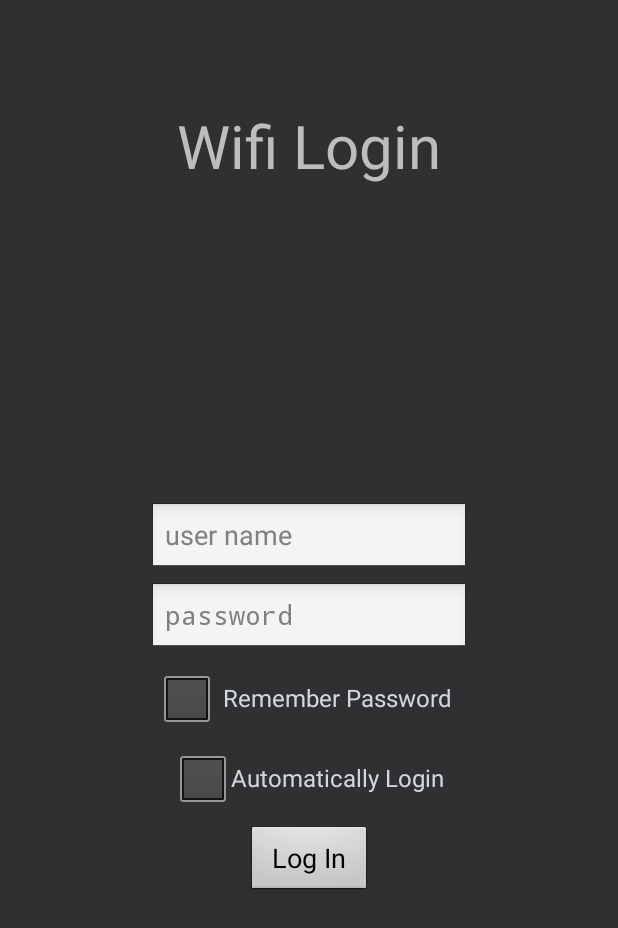
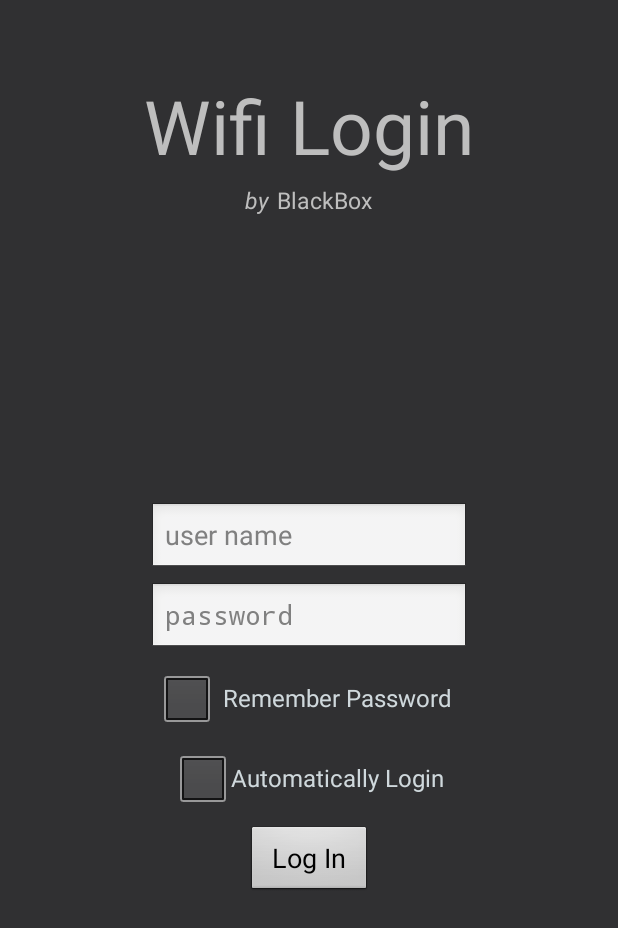
Before and after one commit to 1raghavmahajan/Proxy_Login, an Android app: the layout activity_main.xml on its own in the app's theme, with its tools: preview values and no code run, on a phone screen of 412 x 824 dp. Shown: the top 928 px of the screen. Run offline under Robolectric (Android 15) with nearby library versions, the phone set to English and light mode, and no system bars.

Commit message:
- UI tweaks

```diff
--- a/app/build.gradle
+++ b/app/build.gradle
@@ -9,6 +9,7 @@ android {
         targetSdkVersion 25
         versionCode 1
         versionName "1.0"
+        testInstrumentationRunner 'android.support.test.runner.AndroidJUnitRunner'
     }
     buildTypes {
         release {
@@ -26,4 +27,7 @@ dependencies {
     compile 'com.android.support:appcompat-v7:25.3.1'
     compile 'com.android.volley:volley:1.0.0'
     compile 'com.android.support.constraint:constraint-layout:1.0.2'
+    androidTestCompile 'com.android.support.test.espresso:espresso-core:2.2.2', {
+        exclude group: 'com.android.support', module: 'support-annotations'
+    }
 }
--- a/app/src/main/java/com/BlackBox/Wifi_Login/Splash_Screen.java
+++ b/app/src/main/java/com/BlackBox/Wifi_Login/Splash_Screen.java
@@ -6,8 +6,9 @@ import android.os.Bundle;
 import android.os.Handler;
 
 public class Splash_Screen extends Activity {
+
     // Splash screen timer
-    static int SPLASH_TIME_OUT = 2000;
+    static int SPLASH_TIME_OUT = 1000;
 
     @Override
     protected void onCreate(Bundle savedInstanceState) {
--- a/app/src/main/res/layout-v21/activity_main.xml
+++ b/app/src/main/res/layout-v21/activity_main.xml
@@ -10,20 +10,41 @@
         android:id="@+id/tV_Title"
         android:layout_width="wrap_content"
         android:layout_height="wrap_content"
-        android:layout_marginTop="90dp"
+        android:layout_marginTop="110dp"
         android:text="@string/title_name"
-
-        android:textSize="40sp"
+        android:textSize="50sp"
         android:layout_alignParentTop="true"
         android:layout_centerHorizontal="true" />
+
+    <LinearLayout
+        android:layout_width="wrap_content"
+        android:layout_height="wrap_content"
+        android:orientation="horizontal"
+        android:layout_below="@id/tV_Title"
+        android:layout_centerHorizontal="true">
+
+        <TextView
+            android:layout_width="wrap_content"
+            android:layout_height="wrap_content"
+            android:text="@string/main_subtitle1"
+            android:paddingTop="5dp"
+            android:paddingEnd="5dp"
+            android:textSize="15sp"
+            android:textStyle="italic" />
+
+        <TextView
+            android:layout_width="wrap_content"
+            android:layout_height="wrap_content"
+            android:text="@string/main_subtitle2"
+            android:paddingTop="5dp"
+            android:textSize="15sp" />
+    </LinearLayout>
 
     <EditText
         android:id="@+id/eT_UserName"
         android:layout_width="wrap_content"
         android:layout_height="wrap_content"
-        android:layout_above="@+id/eT_Password"
         android:layout_centerHorizontal="true"
-        android:layout_centerInParent="false"
         android:layout_centerVertical="true"
         android:layout_gravity="start"
         android:layout_margin="5dp"
@@ -37,9 +58,8 @@
         android:id="@+id/eT_Password"
         android:layout_width="wrap_content"
         android:layout_height="wrap_content"
-        android:layout_alignStart="@+id/eT_UserName"
+        android:layout_below="@id/eT_UserName"
         android:layout_centerHorizontal="true"
-        android:layout_centerVertical="true"
         android:ems="10"
         android:hint="@string/te_Password"
         android:inputType="textPassword" />
--- a/app/src/main/res/layout/activity_main.xml
+++ b/app/src/main/res/layout/activity_main.xml
@@ -10,12 +10,35 @@
         android:id="@+id/tV_Title"
         android:layout_width="wrap_content"
         android:layout_height="wrap_content"
+        android:layout_marginTop="50dp"
+        android:text="@string/title_name"
+        android:textSize="50sp"
         android:layout_alignParentTop="true"
-        android:layout_centerHorizontal="true"
-        android:layout_marginTop="70dp"
-        android:text="@string/title_name"
-        android:textColor="#bdbdbd"
-        android:textSize="40sp" />
+        android:layout_centerHorizontal="true" />
+
+    <LinearLayout
+        android:layout_width="wrap_content"
+        android:layout_height="wrap_content"
+        android:orientation="horizontal"
+        android:layout_below="@id/tV_Title"
+        android:layout_centerHorizontal="true">
+
+        <TextView
+            android:layout_width="wrap_content"
+            android:layout_height="wrap_content"
+            android:text="@string/main_subtitle1"
+            android:paddingTop="5dp"
+            android:paddingRight="5dp"
+            android:textSize="15sp"
+            android:textStyle="italic" />
+
+        <TextView
+            android:layout_width="wrap_content"
+            android:layout_height="wrap_content"
+            android:text="@string/main_subtitle2"
+            android:paddingTop="5dp"
+            android:textSize="15sp" />
+    </LinearLayout>
 
     <EditText
         android:id="@+id/eT_UserName"
--- a/app/src/main/res/values-v21/strings.xml
+++ /dev/null
@@ -1,21 +0,0 @@
-<resources>
-    <string name="app_name">Wifi Login</string>
-    <string name="title_name">Wifi Login</string>
-
-
-    <string name="te_User">user name</string>
-    <string name="te_Password">password</string>
-    <string name="btn_Login">Log In</string>
-    <string name="cB_SaveCred">Remember Password</string>
-    <string name="cB_Service">Automatically Login</string>
-    <string name="special_msg">Made with Love</string>
-    <string name="btn_stopService">Stop Service</string>
-
-
-    <string name="Coder1" translatable="false">Roger Anderson</string>
-    <string name="Coder2" translatable="false">Keyur Panchal</string>
-
-    <string name="hello_world">Hello world!</string>
-    <string name="action_settings">Settings</string>
-
-</resources>
--- a/app/src/main/res/values/strings.xml
+++ b/app/src/main/res/values/strings.xml
@@ -1,6 +1,9 @@
 <resources>
     <string name="app_name">Wifi Login</string>
-    <string name="title_name">IITI Proxy Authenticator</string>
+    <string name="title_name">Wifi Login</string>
+    <string name="main_subtitle1">by</string>
+    <string name="main_subtitle2">BlackBox</string>
+    <string name="splash_subtitle">A BlackBox Creation</string>
 
 
     <string name="te_User">user name</string>
```
Also changed, not shown: app/src/main/res/layout-v21/activity_splash.xml (+22 -9 lines), app/src/main/res/layout/activity_splash.xml (+22 -9 lines), 14 other files.
